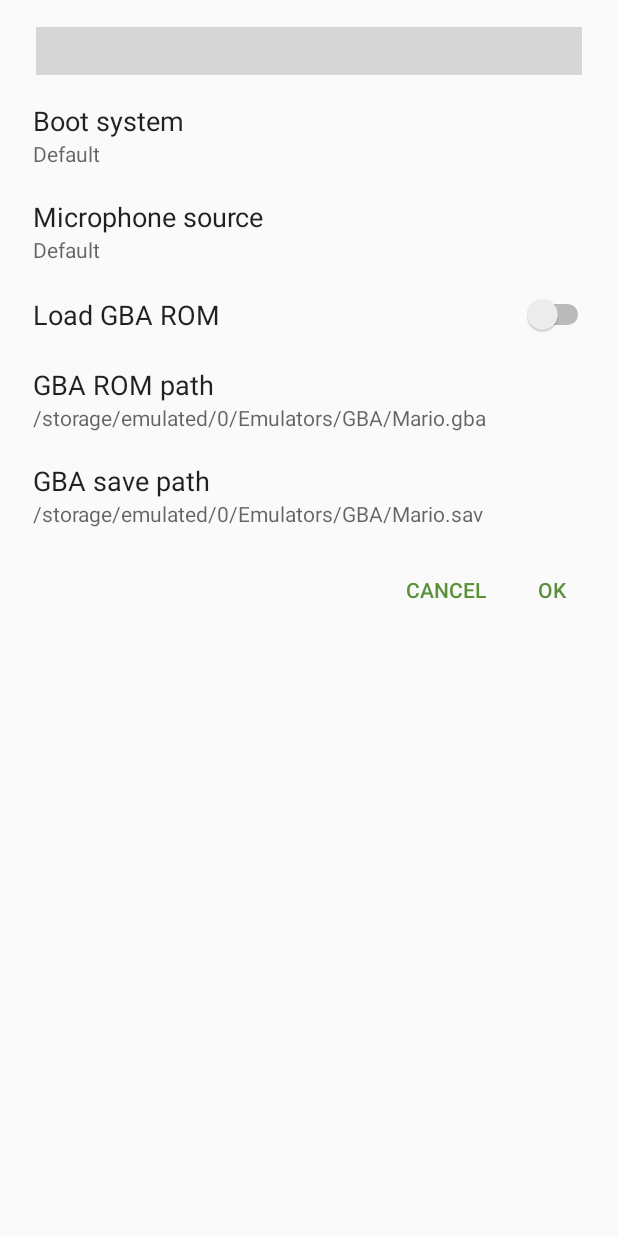
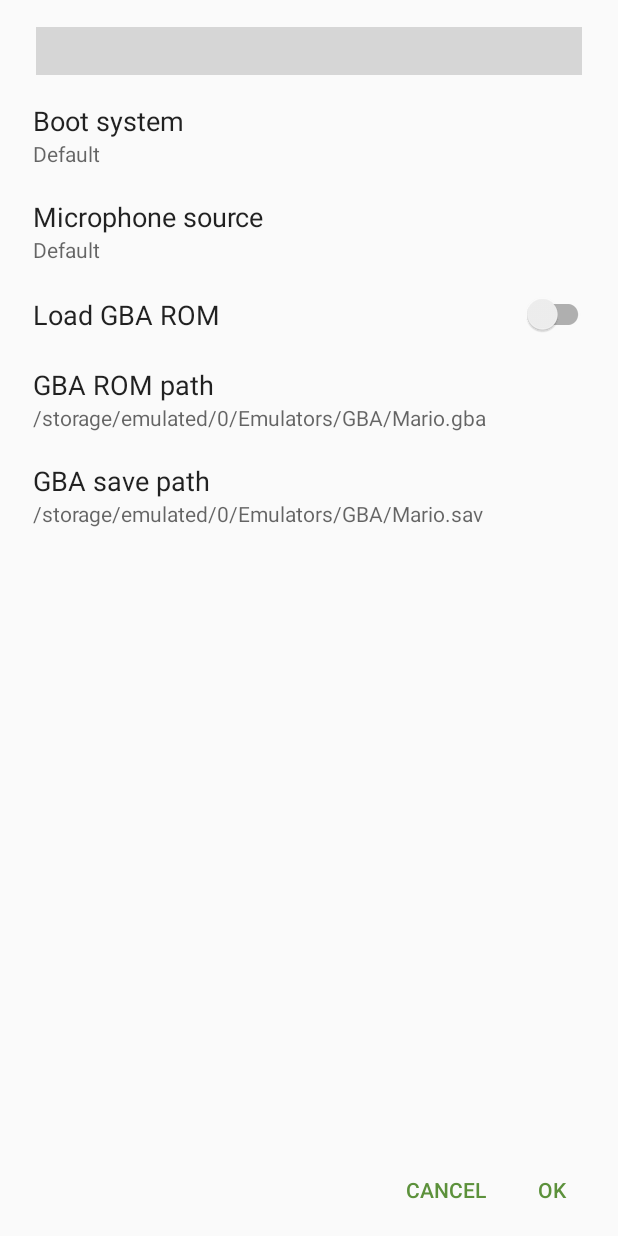
Before and after one commit to rafaelvcaetano/melonDS-android, an Android app: the layout dialog_rom_config.xml on its own in the app's theme, with its tools: preview values and no code run, on a phone screen of 412 x 824 dp. Run offline under Robolectric (Android 15) with nearby library versions, the phone set to English and light mode, and no system bars; plain views replace DialogTitle; grey boxes are pictures that could not be loaded.

Commit message:
Allow scrolling in ROM settings dialog when vertical space is limited

```diff
--- a/app/src/main/java/me/magnum/melonds/ui/romlist/RomListFragment.kt
+++ b/app/src/main/java/me/magnum/melonds/ui/romlist/RomListFragment.kt
@@ -46,14 +46,8 @@ class RomListFragment : Fragment() {
 
     private val romListViewModel: RomListViewModel by activityViewModels()
     private lateinit var romListAdapter: RomListAdapter
-    private val microphonePermissionLauncher by lazy {
-        registerForActivityResult(ActivityResultContracts.RequestPermission()) { granted ->
-            microphonePermissionListener?.invoke(granted)
-        }
-    }
 
     private var romSelectedListener: ((Rom) -> Unit)? = null
-    private var microphonePermissionListener: ((Boolean) -> Unit)? = null
 
     override fun onCreateView(inflater: LayoutInflater, container: ViewGroup?, savedInstanceState: Bundle?): View? {
         return inflater.inflate(R.layout.rom_list_fragment, container, false)
@@ -73,9 +67,16 @@ class RomListFragment : Fragment() {
 
             override fun onRomConfigClicked(rom: Rom) {
                 var onFilePickedListener: ((Uri) -> Unit)? = null
+                var microphonePermissionListener: ((Boolean) -> Unit)? = null
+
                 val romConfigFilePicker = registerForActivityResult(FilePickerContract()) {
                     if (it != null)
                         onFilePickedListener?.invoke(it)
+                }
+                val microphonePermissionLauncher by lazy {
+                    registerForActivityResult(ActivityResultContracts.RequestPermission()) { granted ->
+                        microphonePermissionListener?.invoke(granted)
+                    }
                 }
 
                 RomConfigDialog(requireContext(), rom.name, rom.config.copy(), object : RomConfigDialog.RomConfigDelegate {
@@ -96,6 +97,7 @@ class RomListFragment : Fragment() {
                     })
                     setOnDismissListener {
                         romConfigFilePicker.unregister()
+                        microphonePermissionLauncher.unregister()
                     }
                     show()
                 }
--- a/app/src/main/res/layout/dialog_rom_config.xml
+++ b/app/src/main/res/layout/dialog_rom_config.xml
@@ -1,7 +1,8 @@
 <?xml version="1.0" encoding="utf-8"?>
-<androidx.constraintlayout.widget.ConstraintLayout xmlns:android="http://schemas.android.com/apk/res/android"
+<LinearLayout xmlns:android="http://schemas.android.com/apk/res/android"
         android:layout_width="match_parent"
         android:layout_height="match_parent"
+        android:orientation="vertical"
         xmlns:app="http://schemas.android.com/apk/res-auto"
         xmlns:tools="http://schemas.android.com/tools">
 
@@ -30,9 +31,11 @@
     <ScrollView
             android:id="@+id/layout_rom_config_content"
             android:layout_width="match_parent"
-            android:layout_height="wrap_content"
-            app:layout_constraintTop_toBottomOf="@id/layout_rom_config_title"
-            app:layout_constraintStart_toStartOf="parent">
+            android:layout_height="0dp"
+            android:fillViewport="true"
+            android:orientation="vertical"
+            android:scrollbars="vertical"
+            android:layout_weight="1">
 
         <LinearLayout
                 android:layout_width="match_parent"
@@ -107,7 +110,7 @@
                         android:gravity="center"
                         android:orientation="vertical">
 
-                    <Switch
+                    <androidx.appcompat.widget.SwitchCompat
                             android:id="@+id/switchLoadGbaRom"
                             android:layout_width="wrap_content"
                             android:layout_height="wrap_content"
@@ -170,9 +173,9 @@
     </ScrollView>
 
     <LinearLayout
+            android:id="@+id/layout_rom_config_controls"
             android:layout_width="match_parent"
             android:layout_height="wrap_content"
-            app:layout_constraintTop_toBottomOf="@id/layout_rom_config_content"
             android:gravity="bottom"
             android:layoutDirection="locale"
             android:orientation="horizontal"
@@ -202,4 +205,4 @@
                 android:layout_height="wrap_content"
                 android:text="@string/ok" />
     </LinearLayout>
-</androidx.constraintlayout.widget.ConstraintLayout>
+</LinearLayout>
```
